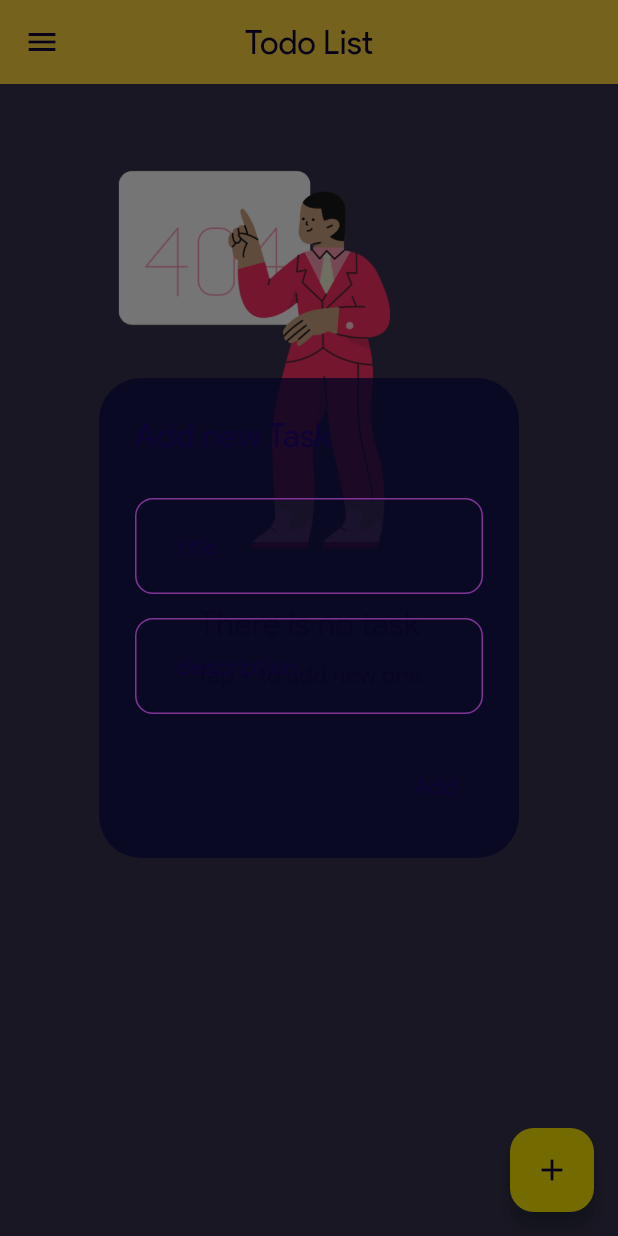
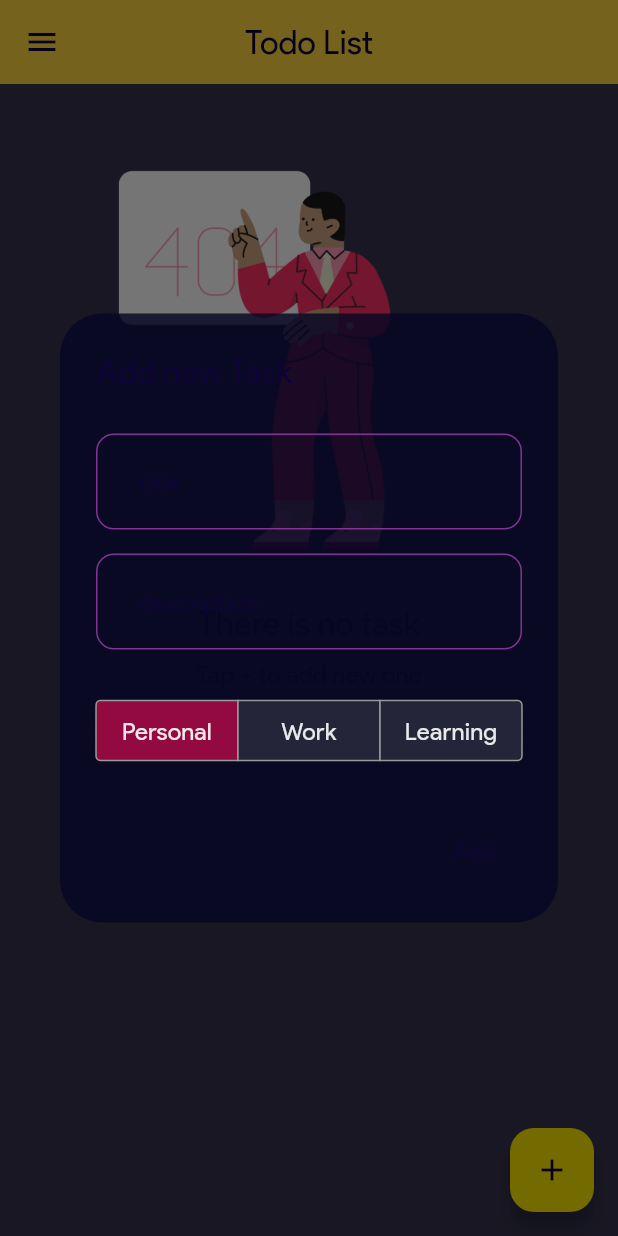
Before and after one commit to rezash76/todo_it, a Flutter app: the TodoScreen screen opened directly, after a tap on the "add" icon, on a phone screen of 412 x 824 dp. Run offline on Flutter 3.47's test engine with Material 2 defaults, Android fonts, the light colour scheme and no system bars; our stand-ins replace bloc, dartz, flutter_bloc, get_it, hive, hive_flutter and 2 more; missing offline and left inert: dart:ffi; accounts and stored records are empty; generated files the repository leaves out were written again.

Commit message:
category added to task dialog.

```diff
--- a/lib/features/todo/domain/repository/task_repository.dart
+++ b/lib/features/todo/domain/repository/task_repository.dart
@@ -4,6 +4,8 @@ import 'package:todo_test/features/todo/domain/entity/task_entity.dart';
 
 abstract class TaskRepository {
   Future<Either<CacheException, List<TaskEntity>>> getAllTasks();
+  Future<Either<CacheException, List<TaskEntity>>> getCatTasks(
+      TaskCategory category);
   Future<Either<CacheException, List<TaskEntity>>> addNewTask(
       TaskEntity taskEntity);
   Future<Either<CacheException, List<TaskEntity>>> updateTask(
--- /dev/null
+++ b/lib/features/todo/domain/transaction/get_cat_tasks_transaction.dart
@@ -0,0 +1,17 @@
+import 'package:dartz/dartz.dart';
+import 'package:todo_test/common/error/cache.dart';
+import 'package:todo_test/common/transaction/transaction.dart';
+import 'package:todo_test/features/todo/domain/entity/task_entity.dart';
+import 'package:todo_test/features/todo/domain/repository/task_repository.dart';
+
+base class GetCatTasksTransaction
+    implements Transaction<List<TaskEntity>, TaskCategory> {
+  final TaskRepository repository;
+
+  GetCatTasksTransaction(this.repository);
+
+  @override
+  Future<Either<CacheException, List<TaskEntity>>> call(
+          TaskCategory category) async =>
+      await repository.getCatTasks(category);
+}
--- a/lib/features/todo/presentation/bloc/task_bloc.dart
+++ b/lib/features/todo/presentation/bloc/task_bloc.dart
@@ -5,6 +5,7 @@ import 'package:todo_test/features/todo/domain/entity/task_entity.dart';
 import 'package:todo_test/features/todo/domain/transaction/add_new_task_transaction.dart';
 import 'package:todo_test/features/todo/domain/transaction/delete_task_transaction.dart';
 import 'package:todo_test/features/todo/domain/transaction/get_all_tasks_transaction.dart';
+import 'package:todo_test/features/todo/domain/transaction/get_cat_tasks_transaction.dart';
 import 'package:todo_test/features/todo/domain/transaction/update_task_transaction.dart';
 import 'package:todo_test/features/todo/domain/value_object/task_request.dart';
 
@@ -13,17 +14,20 @@ part 'task_state.dart';
 
 class TaskBloc extends Bloc<TaskEvent, TaskState> {
   final GetAllTasksTransaction getAllTasksTransaction;
+  final GetCatTasksTransaction getCatTasksTransaction;
   final AddNewTaskTransaction addNewTaskTransaction;
   final UpdateTaskTransaction updateTaskTransaction;
   final DeleteTaskTransaction deleteTaskTransaction;
 
   TaskBloc(
     this.getAllTasksTransaction,
+    this.getCatTasksTransaction,
     this.addNewTaskTransaction,
     this.updateTaskTransaction,
     this.deleteTaskTransaction,
   ) : super(TaskInitial()) {
     on<GetAllTasks>(_getAllTasksEventHandler);
+    on<GetCatTasks>(_getCatTasksEventHandler);
     on<AddNewTask>(_addNewTaskEventHandler);
     on<DeleteTask>(_deleteTaskEventHandler);
     on<UpdateTask>(_updateTaskEventHandler);
@@ -31,6 +35,14 @@ class TaskBloc extends Bloc<TaskEvent, TaskState> {
 
   _getAllTasksEventHandler(GetAllTasks event, Emitter emit) async {
     final tasks = await getAllTasksTransaction(NoRequest());
+    tasks.fold(
+      (exception) => emit(TaskError(exception.message)),
+      (tasks) => emit(TaskSuccess(tasks)),
+    );
+  }
+
+  _getCatTasksEventHandler(GetCatTasks event, Emitter emit) async {
+    final tasks = await getCatTasksTransaction(event.cat);
     tasks.fold(
       (exception) => emit(TaskError(exception.message)),
       (tasks) => emit(TaskSuccess(tasks)),
--- a/lib/features/todo/presentation/bloc/task_event.dart
+++ b/lib/features/todo/presentation/bloc/task_event.dart
@@ -4,6 +4,11 @@ part of 'task_bloc.dart';
 abstract class TaskEvent {}
 
 class GetAllTasks extends TaskEvent {}
+
+class GetCatTasks extends TaskEvent {
+  final TaskCategory cat;
+  GetCatTasks({required this.cat});
+}
 
 class AddNewTask extends TaskEvent {
   final TaskRequest task;
--- a/lib/features/todo/presentation/screen/todo_screen.dart
+++ b/lib/features/todo/presentation/screen/todo_screen.dart
@@ -5,6 +5,7 @@ import 'package:todo_test/common/feature/drawer/presentation/custom_drawer.dart'
 import 'package:todo_test/common/language_manager.dart';
 import 'package:todo_test/features/athentication/presentation/bloc/signin/bloc/signin_bloc.dart';
 import 'package:todo_test/features/athentication/presentation/screen/splash_screen.dart';
+import 'package:todo_test/features/todo/domain/entity/task_entity.dart';
 import 'package:todo_test/features/todo/presentation/bloc/task_bloc.dart';
 import 'package:todo_test/features/todo/presentation/widget/empty_task.dart';
 import 'package:todo_test/features/todo/presentation/widget/show_add_task_buttomsheet.dart';
--- a/lib/features/todo/presentation/widget/show_add_task_buttomsheet.dart
+++ b/lib/features/todo/presentation/widget/show_add_task_buttomsheet.dart
@@ -1,3 +1,4 @@
+import 'package:flutter/cupertino.dart';
 import 'package:flutter/material.dart';
 import 'package:flutter_bloc/flutter_bloc.dart';
 import 'package:todo_test/common/component/custom_text_form_field.dart';
@@ -13,8 +14,45 @@ showAddTaskBottomSheet({
   required TextEditingController titleController,
   required TextEditingController descController,
   required bool isUpdate,
+  TaskCategory selectedValue = TaskCategory.personal,
 }) {
   ThemeData themeData = Theme.of(context);
+  Size size = MediaQuery.sizeOf(context);
+  Map<String, Container> segmentChildren = {
+    'personal': Container(
+      width: size.width * 0.33,
+      padding: const EdgeInsets.symmetric(vertical: 8),
+      child: Text(
+        LanguageManager.shared.translation(context).personal,
+        textAlign: TextAlign.center,
+        style: themeData.textTheme.titleMedium!.copyWith(
+          color: const Color.fromARGB(229, 255, 255, 255),
+        ),
+      ),
+    ),
+    'work': Container(
+      width: size.width * 0.33,
+      padding: const EdgeInsets.symmetric(vertical: 8),
+      child: Text(
+        LanguageManager.shared.translation(context).work,
+        textAlign: TextAlign.center,
+        style: themeData.textTheme.titleMedium!.copyWith(
+          color: const Color.fromARGB(229, 255, 255, 255),
+        ),
+      ),
+    ),
+    'learning': Container(
+      width: size.width * 0.33,
+      padding: const EdgeInsets.symmetric(vertical: 8),
+      child: Text(
+        LanguageManager.shared.translation(context).learning,
+        textAlign: TextAlign.center,
+        style: themeData.textTheme.titleMedium!.copyWith(
+          color: const Color.fromARGB(229, 255, 255, 255),
+        ),
+      ),
+    ),
+  };
   showDialog(
     context: context,
     builder: (BuildContext cxt) {
@@ -25,26 +63,59 @@ showAddTaskBottomSheet({
               : LanguageManager.shared.translation(context).updateTheTask,
           style: themeData.textTheme.titleLarge,
         ),
-        content: SingleChildScrollView(
+        content: StatefulBuilder(
+          builder:
+              (BuildContext context, void Function(void Function()) setState) {
+            return SingleChildScrollView(
               child: Padding(
                 padding: const EdgeInsets.only(top: 12),
                 child: ListBody(
                   children: [
                     CustomTextFormField(
                       controller: titleController,
-                  labelText: LanguageManager.shared.translation(context).title,
+                      labelText:
+                          LanguageManager.shared.translation(context).title,
                     ),
                     const SizedBox(
                       height: 16,
                     ),
                     CustomTextFormField(
                       controller: descController,
-                  labelText:
-                      LanguageManager.shared.translation(context).description,
+                      labelText: LanguageManager.shared
+                          .translation(context)
+                          .description,
+                    ),
+                    const SizedBox(
+                      height: 22,
+                    ),
+                    CupertinoSegmentedControl(
+                      groupValue: selectedValue.name,
+                      children: segmentChildren,
+                      onValueChanged: (value) async {
+                        setState(() {
+                          if (value == 'personal') {
+                            selectedValue = TaskCategory.personal;
+                          }
+                          if (value == 'work') {
+                            selectedValue = TaskCategory.work;
+                          }
+                          if (value == 'learning') {
+                            selectedValue = TaskCategory.learning;
+                          }
+                        });
+                      },
+                      selectedColor: const Color.fromARGB(255, 147, 10, 65),
+                      unselectedColor: const Color.fromARGB(255, 36, 37, 56),
+                      borderColor: CupertinoColors.inactiveGray,
+                      padding: const EdgeInsets.symmetric(
+                        vertical: 12,
+                      ),
                     ),
                   ],
                 ),
               ),
+            );
+          },
         ),
         actions: [
           TextButton(
@@ -69,6 +140,7 @@ showAddTaskBottomSheet({
                   isUpdate
                       ? (task != null ? task.createTime : timeStamp)
                       : timeStamp,
+                  category: selectedValue,
                 );
                 BlocProvider.of<TaskBloc>(context).add(
                   isUpdate ? UpdateTask(taskRequest) : AddNewTask(taskRequest),
--- a/lib/features/todo/presentation/widget/tasks_list.dart
+++ b/lib/features/todo/presentation/widget/tasks_list.dart
@@ -32,6 +32,7 @@ class TaskList extends StatelessWidget {
               titleController: titleController,
               descController: descController,
               isUpdate: true,
+              selectedValue: tasks[index].category,
             );
           },
           child: TaskDismissibleListView(
--- a/lib/service_locator.dart
+++ b/lib/service_locator.dart
@@ -28,6 +28,7 @@ import 'package:todo_test/features/todo/domain/repository/task_repository.dart';
 import 'package:todo_test/features/todo/domain/transaction/add_new_task_transaction.dart';
 import 'package:todo_test/features/todo/domain/transaction/delete_task_transaction.dart';
 import 'package:todo_test/features/todo/domain/transaction/get_all_tasks_transaction.dart';
+import 'package:todo_test/features/todo/domain/transaction/get_cat_tasks_transaction.dart';
 import 'package:todo_test/features/todo/domain/transaction/update_task_transaction.dart';
 import 'package:todo_test/features/todo/presentation/bloc/task_bloc.dart';
 import 'features/athentication/data/datasource/local_datasource/user_local_datasource.dart';
@@ -69,6 +70,7 @@ Future<void> init() async {
   sl.registerLazySingleton(() => SignoutTransaction(repository: sl()));
   sl.registerLazySingleton(() => SignupTransaction(repository: sl()));
   sl.registerLazySingleton(() => GetAllTasksTransaction(sl()));
+  sl.registerLazySingleton(() => GetCatTasksTransaction(sl()));
   sl.registerLazySingleton(() => AddNewTaskTransaction(sl()));
   sl.registerLazySingleton(() => UpdateTaskTransaction(sl()));
   sl.registerLazySingleton(() => DeleteTaskTransaction(sl()));
@@ -79,6 +81,6 @@ Future<void> init() async {
   sl.registerFactory(() => SplashBloc(sl()));
   sl.registerFactory(() => SigninBloc(sl(), sl()));
   sl.registerFactory(() => SignupBloc(sl()));
-  sl.registerFactory(() => TaskBloc(sl(), sl(), sl(), sl()));
+  sl.registerFactory(() => TaskBloc(sl(), sl(), sl(), sl(), sl()));
   sl.registerFactory(() => DrawerBloc(sl(), sl()));
 }
```
Also changed, not shown: lib/common/feature/drawer/presentation/custom_drawer.dart (+26 -3 lines), lib/features/todo/data/repository/task_repository_impl.dart (+30 -0 lines). Lines whose indentation alone changed are shown as unchanged.
